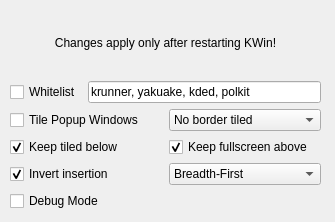
This is res/config.ui in zeroxoneafour/kwin-autotile as Qt 5 draws it before an edit. The edited form follows.
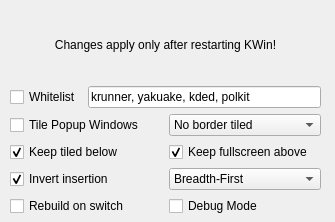
This is the edited form.

```diff
--- a/res/config.ui
+++ b/res/config.ui
@@ -19,7 +19,7 @@
      <x>10</x>
      <y>10</y>
      <width>311</width>
-     <height>201</height>
+     <height>206</height>
     </rect>
    </property>
    <layout class="QVBoxLayout" name="verticalLayout">
@@ -172,6 +172,18 @@
      </layout>
     </item>
     <item>
+     <layout class="QHBoxLayout" name="horizontalLayout_5">
+      <item>
+       <widget class="QCheckBox" name="kcfg_RebuildOnSwitch">
+        <property name="text">
+         <string>Rebuild on switch</string>
+        </property>
+        <property name="tristate">
+         <bool>false</bool>
+        </property>
+       </widget>
+      </item>
+      <item>
      <widget class="QCheckBox" name="kcfg_Debug">
       <property name="toolTip">
        <string>&lt;html&gt;&lt;head/&gt;&lt;body&gt;&lt;p&gt;Spams your user journal&lt;/p&gt;&lt;/body&gt;&lt;/html&gt;</string>
@@ -180,6 +192,8 @@
        <string>Debug Mode</string>
       </property>
      </widget>
+      </item>
+     </layout>
     </item>
    </layout>
   </widget>
```
Lines whose indentation alone changed are shown as unchanged.
